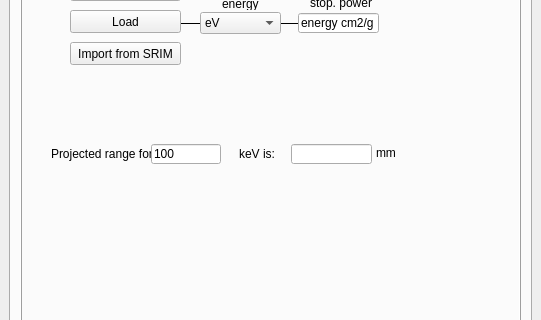
Old version of the form src/gui/materialinspectorwindow.ui in the repository andrmor/ANTS2; both pictures show x 0 to 541 and y 365 to 685 of the 541 by 768 pixel window.
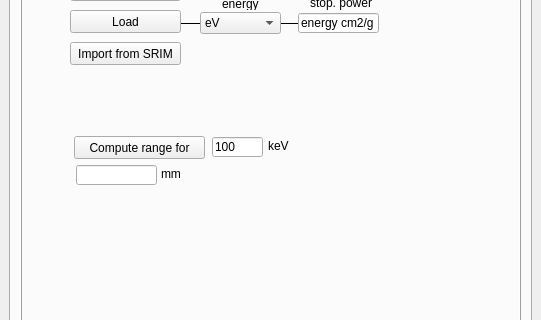
New version of the form. The open tabs and pages were chosen to show the change.

Commit message: add projected range computation for charged particles

```diff
--- a/src/gui/materialinspectorwindow.ui
+++ b/src/gui/materialinspectorwindow.ui
@@ -1880,8 +1880,8 @@
               <widget class="QLineEdit" name="leMFP_2">
                <property name="geometry">
                 <rect>
-                 <x>267</x>
-                 <y>237</y>
+                 <x>52</x>
+                 <y>258</y>
                  <width>81</width>
                  <height>20</height>
                 </rect>
@@ -1893,24 +1893,24 @@
               <widget class="QLabel" name="label_50">
                <property name="geometry">
                 <rect>
-                 <x>206</x>
-                 <y>240</y>
+                 <x>244</x>
+                 <y>231</y>
                  <width>54</width>
-                 <height>13</height>
+                 <height>16</height>
                 </rect>
                </property>
                <property name="text">
-                <string>keV is:</string>
+                <string>keV</string>
                </property>
                <property name="alignment">
-                <set>Qt::AlignCenter</set>
+                <set>Qt::AlignLeading|Qt::AlignLeft|Qt::AlignVCenter</set>
                </property>
               </widget>
               <widget class="QLabel" name="label_51">
                <property name="geometry">
                 <rect>
-                 <x>352</x>
-                 <y>239</y>
+                 <x>137</x>
+                 <y>260</y>
                  <width>46</width>
                  <height>13</height>
                 </rect>
@@ -1919,25 +1919,12 @@
                 <string>mm</string>
                </property>
               </widget>
-              <widget class="QLabel" name="label_52">
-               <property name="geometry">
-                <rect>
-                 <x>27</x>
-                 <y>239</y>
-                 <width>101</width>
-                 <height>16</height>
-                </rect>
-               </property>
-               <property name="text">
-                <string>Projected range for</string>
-               </property>
-              </widget>
               <widget class="QLineEdit" name="ledMFPenergy_2">
                <property name="geometry">
                 <rect>
-                 <x>127</x>
-                 <y>237</y>
-                 <width>70</width>
+                 <x>188</x>
+                 <y>230</y>
+                 <width>51</width>
                  <height>20</height>
                 </rect>
                </property>
@@ -1945,6 +1932,19 @@
                 <string>100</string>
                </property>
               </widget>
+              <widget class="QPushButton" name="pbComputeRangeCharged">
+               <property name="geometry">
+                <rect>
+                 <x>50</x>
+                 <y>229</y>
+                 <width>131</width>
+                 <height>23</height>
+                </rect>
+               </property>
+               <property name="text">
+                <string>Compute range for</string>
+               </property>
+              </widget>
               <zorder>line_7</zorder>
               <zorder>leiStopPowerUnits</zorder>
               <zorder>pbImportStoppingPowerFromTrim</zorder>
```
Left out of the diff: 2 changed lines with no effect on the pictures. The commit also changes 2 other files.
